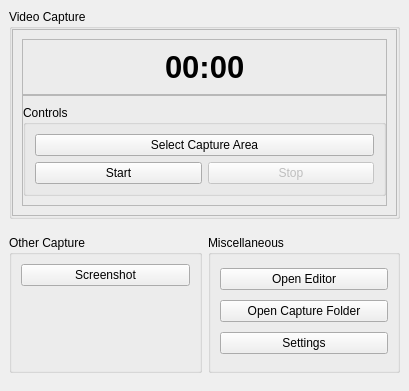
Above: src/gui/main_window/MainWindow.ui from ephell/ClipIt-Screen-Capture-App before the change. Below: the same form after it.
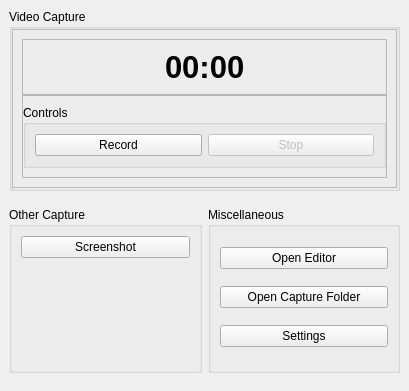
That is the form after the change. Custom widgets are drawn as their Qt base class.

Commit message: Start recording process after area selection; Implement recording area border recolor functionality

```diff
--- a/src/gui/main_window/MainWindow.ui
+++ b/src/gui/main_window/MainWindow.ui
@@ -129,19 +129,12 @@
                 <string>Controls</string>
                </property>
                <layout class="QVBoxLayout" name="video_capture_controls_group_box_layout">
-                <item>
-                 <widget class="SelectAreaButton" name="select_area_button">
-                  <property name="text">
-                   <string>Select Capture Area</string>
-                  </property>
-                 </widget>
-                </item>
                 <item>
                  <layout class="QHBoxLayout" name="start_stop_button_h_layout">
                   <item>
                    <widget class="QPushButton" name="start_button">
                     <property name="text">
-                     <string>Start</string>
+                     <string>Record</string>
                     </property>
                    </widget>
                   </item>
@@ -255,11 +248,6 @@
   </widget>
  </widget>
  <customwidgets>
-  <customwidget>
-   <class>SelectAreaButton</class>
-   <extends>QPushButton</extends>
-   <header>.buttons.select_area_button.select_area_button</header>
-  </customwidget>
   <customwidget>
    <class>ScreenshotButton</class>
    <extends>QPushButton</extends>
```
Left out of the diff: 2 changed lines with no effect on the pictures. The commit also changes 6 other files.
